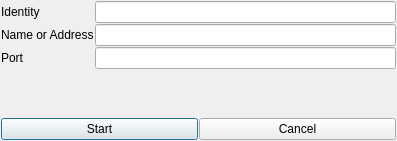
Old version of the form ui/start-listener.ui in the repository berndhs/egalite.
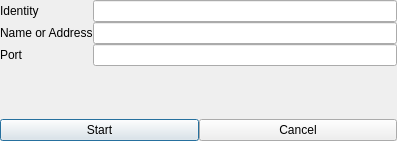
New version of the form. Icons and pictures are not drawn.

Commit message: even smaller margins - I want content, not margins

```diff
--- a/ui/start-listener.ui
+++ b/ui/start-listener.ui
@@ -73,7 +73,7 @@
    </item>
   </layout>
  </widget>
- <layoutdefault spacing="1" margin="1"/>
+ <layoutdefault spacing="0" margin="0"/>
  <resources>
   <include location="../dchat.qrc"/>
  </resources>
```
The commit also changes 18 other files.
